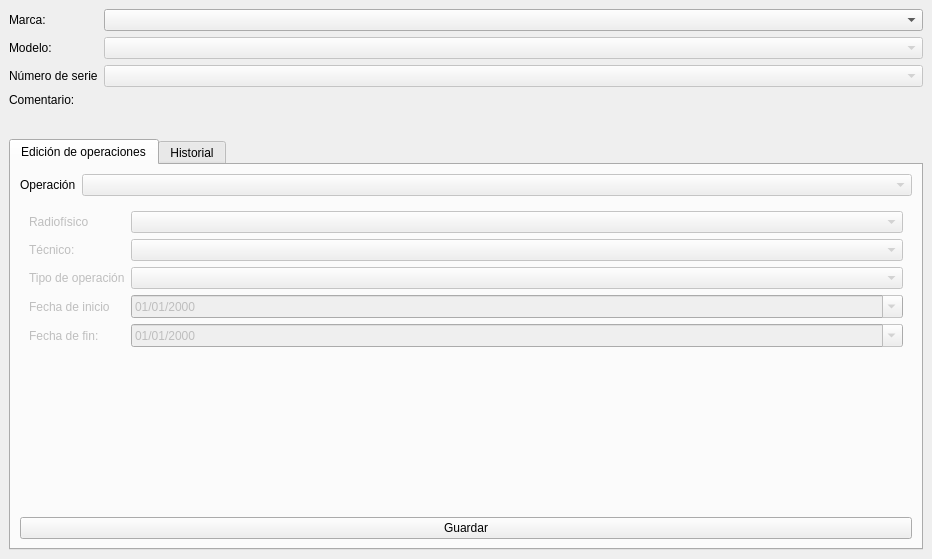
This is UI/equipmentUI.ui in 18Orion/GestorDePacientesRadioterapia as Qt 5 draws it before an edit. The edited form follows.
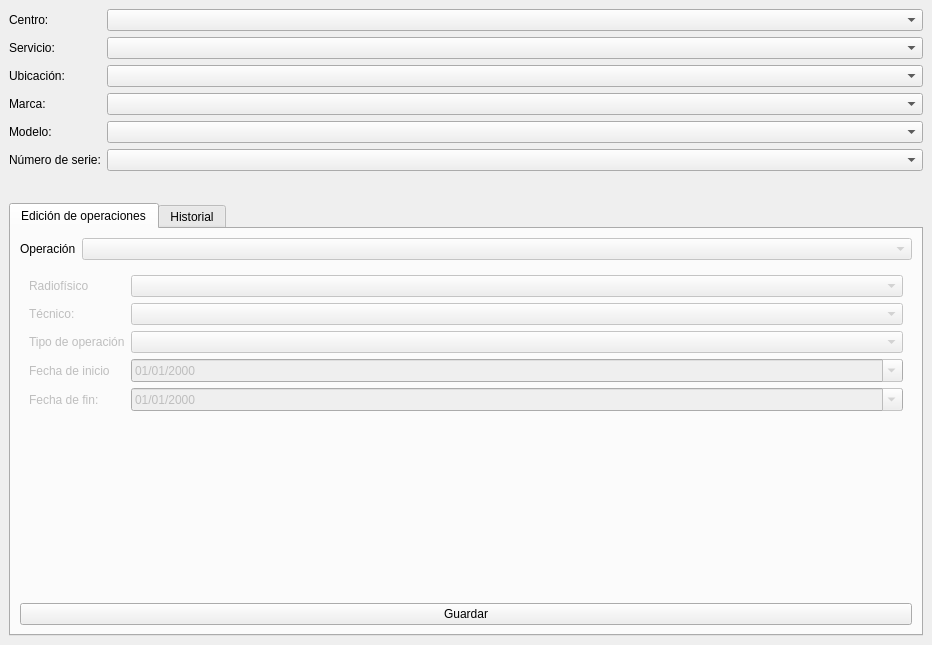
This is the edited form.

Commit message: Finished equipment Activity

```diff
--- a/UI/equipmentUI.ui
+++ b/UI/equipmentUI.ui
@@ -7,7 +7,7 @@
     <x>0</x>
     <y>0</y>
     <width>932</width>
-    <height>559</height>
+    <height>645</height>
    </rect>
   </property>
   <property name="windowTitle">
@@ -23,57 +23,38 @@
       <item row="0" column="0">
        <widget class="QLabel" name="label">
         <property name="text">
-         <string>Marca:</string>
+         <string>Centro:</string>
         </property>
        </widget>
       </item>
       <item row="0" column="1">
-       <widget class="QComboBox" name="brandComboBox"/>
+       <widget class="QComboBox" name="centreComboBox"/>
       </item>
       <item row="1" column="0">
        <widget class="QLabel" name="label_2">
         <property name="text">
-         <string>Modelo:</string>
+         <string>Servicio:</string>
         </property>
        </widget>
       </item>
       <item row="1" column="1">
-       <widget class="QComboBox" name="modelComboBox">
-        <property name="enabled">
-         <bool>false</bool>
-        </property>
-       </widget>
+       <widget class="QComboBox" name="serviceComboBox"/>
       </item>
       <item row="2" column="0">
        <widget class="QLabel" name="label_3">
         <property name="text">
-         <string>Número de serie</string>
+         <string>Ubicación:</string>
         </property>
        </widget>
       </item>
       <item row="2" column="1">
-       <widget class="QComboBox" name="serialNumberComboBox">
-        <property name="enabled">
-         <bool>false</bool>
-        </property>
-       </widget>
+       <widget class="QComboBox" name="locationComboBox"/>
       </item>
-      <item row="3" column="0">
-       <widget class="QLabel" name="label_4">
-        <property name="text">
-         <string>Comentario:</string>
-        </property>
-       </widget>
-      </item>
-      <item row="3" column="1">
-       <widget class="QLabel" name="comment">
-        <property name="text">
-         <string/>
-        </property>
-       </widget>
-      </item>
-      <item row="4" column="0" colspan="2">
+      <item row="6" column="0" colspan="2">
        <spacer name="verticalSpacer">
+        <property name="orientation">
+         <enum>Qt::Vertical</enum>
+        </property>
         <property name="sizeType">
          <enum>QSizePolicy::Fixed</enum>
         </property>
@@ -85,7 +66,7 @@
         </property>
        </spacer>
       </item>
-      <item row="5" column="0" colspan="2">
+      <item row="7" column="0" colspan="2">
        <widget class="QTabWidget" name="tabWidget">
         <property name="currentIndex">
          <number>0</number>
@@ -280,6 +261,36 @@
         </widget>
        </widget>
       </item>
+      <item row="3" column="0">
+       <widget class="QLabel" name="label_4">
+        <property name="text">
+         <string>Marca:</string>
+        </property>
+       </widget>
+      </item>
+      <item row="4" column="0">
+       <widget class="QLabel" name="label_11">
+        <property name="text">
+         <string>Modelo:</string>
+        </property>
+       </widget>
+      </item>
+      <item row="5" column="0">
+       <widget class="QLabel" name="label_12">
+        <property name="text">
+         <string>Número de serie:</string>
+        </property>
+       </widget>
+      </item>
+      <item row="3" column="1">
+       <widget class="QComboBox" name="brandComboBox"/>
+      </item>
+      <item row="5" column="1">
+       <widget class="QComboBox" name="serialComboBox"/>
+      </item>
+      <item row="4" column="1">
+       <widget class="QComboBox" name="modelComboBox"/>
+      </item>
      </layout>
     </item>
    </layout>
```
The commit also changes 9 other files.
